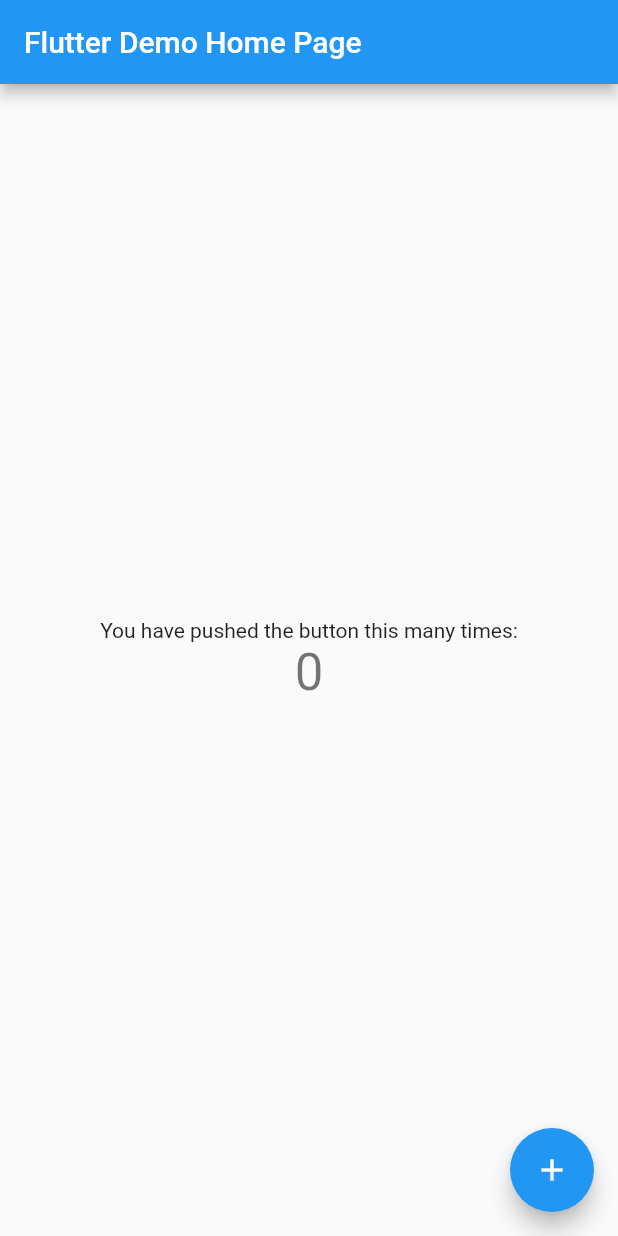
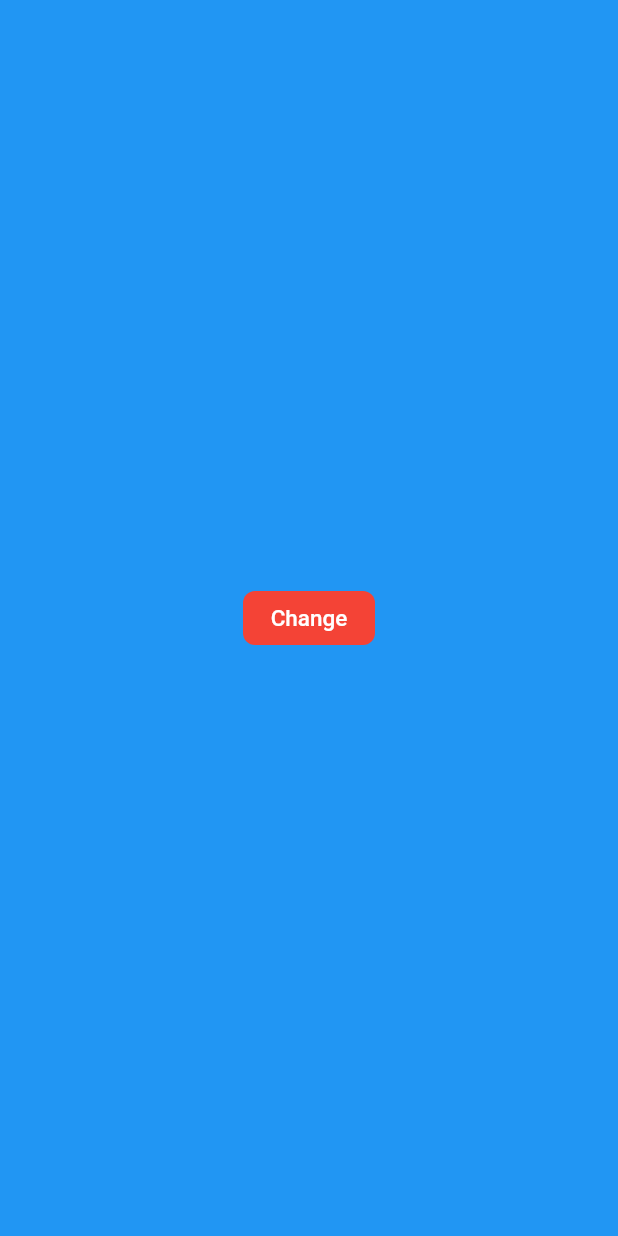
Before and after one commit to Youngermaster/Goal-Reminder, a Flutter app: the screen it shows after launch, on a phone screen of 412 x 824 dp. Run offline on Flutter 3.47's test engine with Material 2 defaults, Android fonts, the phone set to English and light mode, and no system bars.

Commit message:
First approach reached

```diff
--- a/lib/main.dart
+++ b/lib/main.dart
@@ -1,4 +1,5 @@
 import 'package:flutter/material.dart';
+import 'package:goal_reminder/views/index.dart';
 
 void main() => runApp(MyApp());
 
@@ -6,58 +7,11 @@ class MyApp extends StatelessWidget {
   @override
   Widget build(BuildContext context) {
     return MaterialApp(
-      title: 'Flutter Demo',
+      title: 'Goal Reminder',
       theme: ThemeData(
         primarySwatch: Colors.blue,
       ),
-      home: MyHomePage(title: 'Flutter Demo Home Page'),
+      home: Index(),
     );
   }
 }
-
-class MyHomePage extends StatefulWidget {
-  MyHomePage({Key key, this.title}) : super(key: key);
-
-  final String title;
-
-  @override
-  _MyHomePageState createState() => _MyHomePageState();
-}
-
-class _MyHomePageState extends State<MyHomePage> {
-  int _counter = 0;
-
-  void _incrementCounter() {
-    setState(() {
-      _counter++;
-    });
-  }
-
-  @override
-  Widget build(BuildContext context) {
-    return Scaffold(
-      appBar: AppBar(
-        title: Text(widget.title),
-      ),
-      body: Center(
-        child: Column(
-          mainAxisAlignment: MainAxisAlignment.center,
-          children: <Widget>[
-            Text(
-              'You have pushed the button this many times:',
-            ),
-            Text(
-              '$_counter',
-              style: Theme.of(context).textTheme.display1,
-            ),
-          ],
-        ),
-      ),
-      floatingActionButton: FloatingActionButton(
-        onPressed: _incrementCounter,
-        tooltip: 'Increment',
-        child: Icon(Icons.add),
-      ),
-    );
-  }
-}
--- /dev/null
+++ b/lib/models/goal.dart
@@ -0,0 +1,7 @@
+class Goal {
+  String _goal;
+  Goal(this._goal);
+
+  get goal => _goal;
+  set goal(String data) => _goal = data;
+}
--- /dev/null
+++ b/lib/views/index.dart
@@ -0,0 +1,73 @@
+import 'package:flutter/material.dart';
+import 'package:goal_reminder/models/goal.dart';
+import 'package:goal_reminder/models/storage.dart';
+
+class Index extends StatefulWidget {
+  @override
+  _IndexState createState() => _IndexState();
+}
+
+class _IndexState extends State<Index> {
+  Goal goal;
+  @override
+  void initState() {
+    super.initState();
+    setState(() {
+      if (goal == null) {
+        goal = new Goal('Write your goal');
+      }
+    });
+  }
+
+  Future<int> createAlertDialog(BuildContext context) {
+    TextEditingController customController = TextEditingController();
+    return showDialog(
+        context: context,
+        builder: (context) {
+          return AlertDialog(
+            title: Text('Periodicity'),
+            content: TextField(
+              controller: customController,
+            ),
+            actions: <Widget>[
+              MaterialButton(
+                elevation: 5.0,
+                child: Text('Submit'),
+                onPressed: () {
+                  Navigator.of(context)
+                      .pop(int.parse(customController.text.toString().trim()));
+                },
+              )
+            ],
+          );
+        });
+  }
+
+  @override
+  Widget build(BuildContext context) {
+    return Scaffold(
+      body: Container(
+        height: MediaQuery.of(context).size.height,
+        width: MediaQuery.of(context).size.width,
+        color: Theme.of(context).primaryColor,
+        child: Center(
+          child: FlatButton(
+            shape: RoundedRectangleBorder(
+                borderRadius: BorderRadius.circular(8.0)),
+            color: Colors.red,
+            textColor: Colors.white,
+            onPressed: () {
+              createAlertDialog(context).then((onValue) {
+                setState(() {});
+              });
+            },
+            child: Text(
+              "Change",
+              style: TextStyle(fontSize: 15.0, color: Colors.white),
+            ),
+          ),
+        ),
+      ),
+    );
+  }
+}
--- a/pubspec.yaml
+++ b/pubspec.yaml
@@ -11,6 +11,7 @@ dependencies:
     sdk: flutter
 
   cupertino_icons: ^0.1.2
+  path_provider: ^1.6.1
 
 dev_dependencies:
   flutter_test:
```
Also changed, not shown: lib/models/storage.dart (added, +34 -0 lines), 1 other file.
